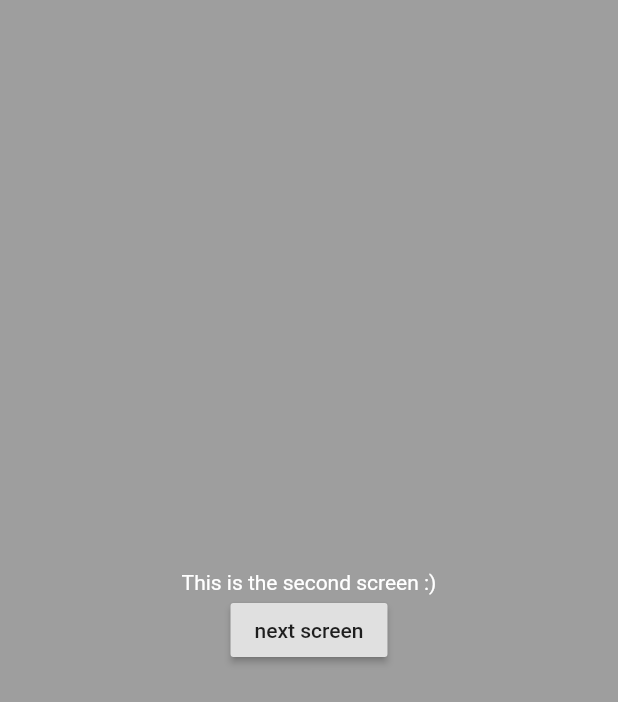
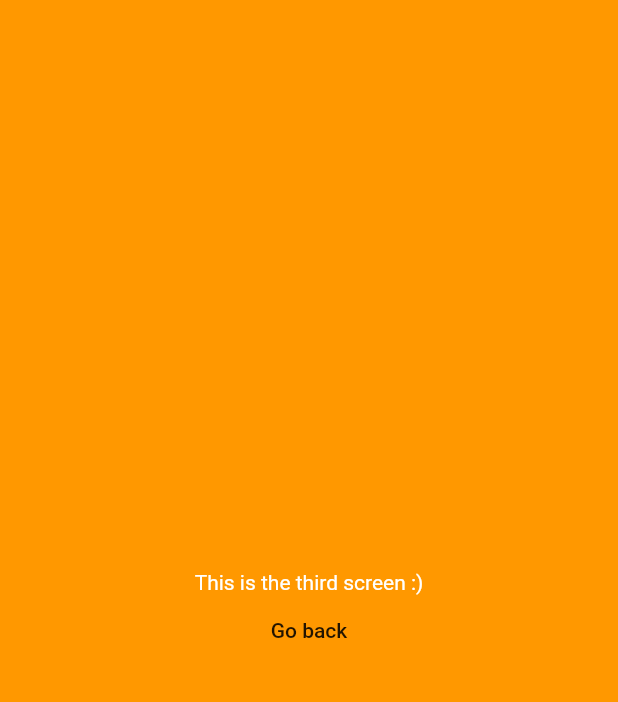
Before and after one commit to PlainSocks/chat_world, a Flutter app: the ThirdScreen screen opened directly, on a phone screen of 412 x 824 dp. Shown: the top 702 px of the screen. Run offline on Flutter 3.47's test engine with Material 2 defaults, Android fonts, the phone set to English and light mode, and no system bars.

Commit message:
3rd page fuckery
fuckin around with the 3rd page

```diff
--- a/chatter_world/lib/screens/third_screen.dart
+++ b/chatter_world/lib/screens/third_screen.dart
@@ -7,18 +7,18 @@ class ThirdScreen extends StatelessWidget {
       body: Container(
         width: MediaQuery.of(context).size.width,
         height: MediaQuery.of(context).size.height,
-        color:Colors.grey,
+        color:Colors.orange,
         child: Column(
           mainAxisAlignment: MainAxisAlignment.center,
           children: <Widget>[
             Text(
-              'This is the second screen :)',
+              'This is the third screen :)',
               style: TextStyle(
                 color: Colors.white,
               ),
             ),
-            RaisedButton(
-                child: Text('next screen'),
+            FlatButton(
+                child: Text('Go back'),
                 onPressed: () {
                  Navigator.pop(context);
                 }),
```
Also changed, not shown: chatter_world/lib/screens/home.dart (+12 -0 lines), chatter_world/lib/screens/second_screen.dart (+7 -0 lines).
